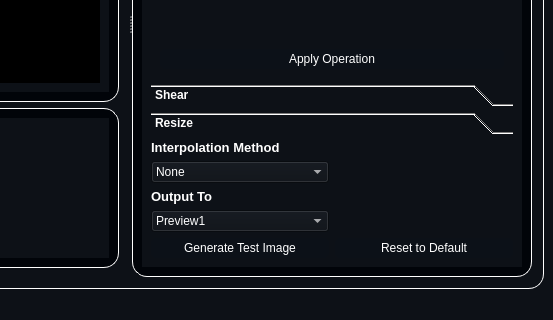
mo-gaafar/image-processing-toolbox, file resources/MainWindow.ui: the form before one commit; both pictures show x 311 to 864 and y 311 to 631 of the 864 by 631 pixel window.
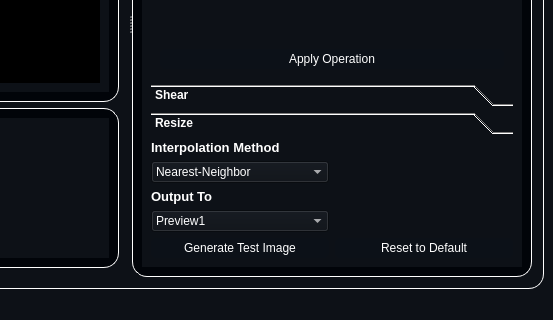
The form after the commit. Icons and pictures are not drawn.

Patch:
```diff
--- a/resources/MainWindow.ui
+++ b/resources/MainWindow.ui
@@ -601,11 +601,6 @@
                </item>
                <item row="2" column="0">
                 <widget class="QComboBox" name="interpolate_combobox">
-                 <item>
-                  <property name="text">
-                   <string>None</string>
-                  </property>
-                 </item>
                  <item>
                   <property name="text">
                    <string>Nearest-Neighbor</string>
```
